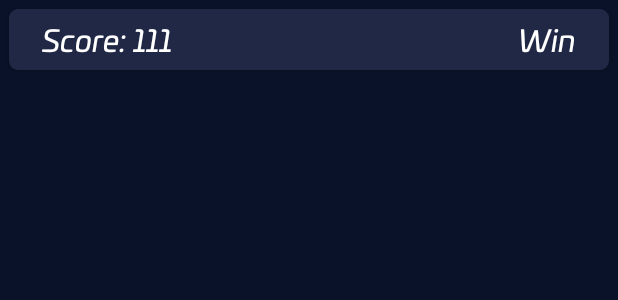
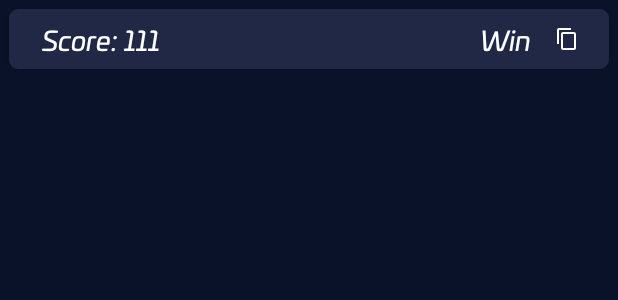
Before and after one commit to Napoleon-Hub/BaseProject-MVI, an Android app: the layout item_game_statistics.xml on its own in the app's theme, with its tools: preview values and no code run, on a phone screen of 412 x 824 dp. Shown: the top 300 px of the screen. Run offline under Robolectric (Android 15) with nearby library versions, the light colour scheme and no system bars.

Commit message:
Share functionality

```diff
--- a/app/src/main/java/com/baseproject/data/prefs/PrefsEntity.kt
+++ b/app/src/main/java/com/baseproject/data/prefs/PrefsEntity.kt
@@ -15,9 +15,12 @@ class PrefsEntity @Inject constructor(@ApplicationContext val ctx: Context) {
     var attempts by activeInt(0)
     var status by activeEnum(SocialStatus.ALCOHOLIC) { SocialStatus.valueOf(it) }
     var difficulty by activeEnum(Difficulty.WEAKLING) { Difficulty.valueOf(it) }
-    var achievementsCount by activeInt(9)
     var truth by activeBoolean(false)
+    val achievementsCount by activeInt(9)
+    var achievementsReceived by activeInt(0)
 
     var firstBeCoolDialog by activeBoolean(true)
+    var firstBogdanDialog by activeBoolean(true)
+    var firstTerminatorDialog by activeBoolean(true)
 
 }
--- a/app/src/main/java/com/baseproject/data/room/BaseRoomDatabase.kt
+++ b/app/src/main/java/com/baseproject/data/room/BaseRoomDatabase.kt
@@ -9,7 +9,7 @@ import com.baseproject.data.room.dao.BaseEntitiesDao
 import com.baseproject.data.room.entity.AchievementsEntity
 import com.baseproject.data.room.entity.BaseEntity
 
-@Database(entities = [BaseEntity::class, AchievementsEntity::class], exportSchema = true, version = 3)
+@Database(entities = [BaseEntity::class, AchievementsEntity::class], exportSchema = true, version = 4)
 abstract class BaseRoomDatabase : RoomDatabase() {
     abstract fun entitiesDao(): BaseEntitiesDao
     abstract fun achievementsDao(): AchievementsDao
--- a/app/src/main/java/com/baseproject/data/room/entity/BaseEntity.kt
+++ b/app/src/main/java/com/baseproject/data/room/entity/BaseEntity.kt
@@ -10,5 +10,6 @@ data class BaseEntity(
     val id: Int,
     val score: Int,
     val isWin: Boolean,
-    val difficulty: Int = 0
+    val difficulty: Int = 0,
+    val status: Int = 0
 )
--- a/app/src/main/java/com/baseproject/utils/Constants.kt
+++ b/app/src/main/java/com/baseproject/utils/Constants.kt
@@ -1,6 +1,6 @@
 package com.baseproject.utils
 
-const val WIN_SCORE = 120
+const val WIN_SCORE = 140
 const val TIME_OUT = 10L
 const val MAX_FIELD_LENGTH = 50
 
--- a/app/src/main/java/com/baseproject/view/ui/achievements/AchievementsFragment.kt
+++ b/app/src/main/java/com/baseproject/view/ui/achievements/AchievementsFragment.kt
@@ -67,6 +67,11 @@ class AchievementsFragment : BaseFragment(R.layout.fragment_achievements), Dialo
 
     override fun initUI() = binding.run {
         rvAchievements.adapter = adapter
+        tvAchievement.text = getString(
+            R.string.achievements,
+            viewModel.achievementsReceived,
+            viewModel.achievementsCount
+        )
     }
 
     override fun initSetOnClickListeners() = binding.run {
--- a/app/src/main/java/com/baseproject/view/ui/achievements/AchievementsViewModel.kt
+++ b/app/src/main/java/com/baseproject/view/ui/achievements/AchievementsViewModel.kt
@@ -34,6 +34,12 @@ class AchievementsViewModel @Inject constructor(
         }
     }
 
+    val achievementsCount: Int
+        get() = prefsEntity.achievementsCount
+
+    val achievementsReceived: Int
+        get() = prefsEntity.achievementsReceived
+
     private var firstBeCoolDialog: Boolean
         get() = prefsEntity.firstBeCoolDialog
         set(value) { prefsEntity.firstBeCoolDialog = value }
--- a/app/src/main/java/com/baseproject/view/ui/game/GameFragment.kt
+++ b/app/src/main/java/com/baseproject/view/ui/game/GameFragment.kt
@@ -193,6 +193,7 @@ class GameFragment : BaseFragment(R.layout.fragment_game), DialogInterface.OnDis
             }
 
             override fun onFinish() {
+                binding.rvGameItems.disable()
                 viewModel.setEvent(GameContract.Event.GameFinished(scoreCounter, resources))
             }
         }.start()
--- a/app/src/main/java/com/baseproject/view/ui/settings/SettingsContract.kt
+++ b/app/src/main/java/com/baseproject/view/ui/settings/SettingsContract.kt
@@ -24,7 +24,6 @@ class SettingsContract {
         object NavigateUser : Effect()
         object ImpostorDialog : Effect()
         object WarningDialog : Effect()
-        object ShowAchieveToast : Effect()
     }
 
 }
--- a/app/src/main/java/com/baseproject/view/ui/settings/SettingsFragment.kt
+++ b/app/src/main/java/com/baseproject/view/ui/settings/SettingsFragment.kt
@@ -13,7 +13,6 @@ import com.baseproject.domain.enums.Difficulty
 import com.baseproject.domain.enums.SocialStatus
 import com.baseproject.utils.extentions.launchedWhenStarted
 import com.baseproject.utils.extentions.setOnClickListener
-import com.baseproject.utils.extentions.toast
 import com.baseproject.view.base.BaseFragment
 import com.baseproject.view.ui.game.dialog.GameDialogFragment
 import dagger.hilt.android.AndroidEntryPoint
@@ -69,9 +68,6 @@ class SettingsFragment : BaseFragment(R.layout.fragment_settings),
                             buttonTextId = R.string.settings_warning_dialog_button,
                             descriptionId = R.string.settings_warning_dialog_description
                         )
-                    }
-                    SettingsContract.Effect.ShowAchieveToast -> {
-                        toast(R.string.achievements_toast_text)
                     }
                 }
             }
--- a/app/src/main/java/com/baseproject/view/ui/user/adapter/UserRecyclerViewAdapter.kt
+++ b/app/src/main/java/com/baseproject/view/ui/user/adapter/UserRecyclerViewAdapter.kt
@@ -12,6 +12,8 @@ import com.baseproject.databinding.ItemGameStatisticsBinding
 class UserRecyclerViewAdapter :
     ListAdapter<BaseEntity, UserRecyclerViewAdapter.ItemViewHolder>(DiffCallback()) {
 
+    var clickListener: ((BaseEntity) -> Unit)? = null
+
     override fun onCreateViewHolder(parent: ViewGroup, viewType: Int): ItemViewHolder {
         val layoutInflater = LayoutInflater.from(parent.context)
         val itemPersonBinding = ItemGameStatisticsBinding.inflate(layoutInflater, parent, false)
@@ -25,13 +27,13 @@ class UserRecyclerViewAdapter :
     inner class ItemViewHolder(private val binding: ItemGameStatisticsBinding) :
         RecyclerView.ViewHolder(binding.root) {
         fun bind(item: BaseEntity) = with(itemView) {
+            binding.ivShare.setOnClickListener { clickListener?.invoke(item) }
             binding.tvScore.text = context.getString(
                 R.string.user_score,
                 resources.getStringArray(R.array.settings_difficulty_array)[item.difficulty],
                 item.score
             )
-            binding.tvResult.text = if (item.isWin) context.getString(R.string.user_win)
-            else context.getString(R.string.user_lose)
+            binding.tvResult.text = if (item.isWin) context.getString(R.string.user_win) else context.getString(R.string.user_lose)
         }
     }
 
--- /dev/null
+++ b/app/src/main/res/drawable/ic_share.xml
@@ -0,0 +1,10 @@
+<vector xmlns:android="http://schemas.android.com/apk/res/android"
+    android:width="16dp"
+    android:height="16dp"
+    android:viewportWidth="24"
+    android:viewportHeight="24"
+    android:tint="@color/white">
+    <path
+        android:fillColor="@android:color/white"
+        android:pathData="M16,1L4,1c-1.1,0 -2,0.9 -2,2v14h2L4,3h12L16,1zM19,5L8,5c-1.1,0 -2,0.9 -2,2v14c0,1.1 0.9,2 2,2h11c1.1,0 2,-0.9 2,-2L21,7c0,-1.1 -0.9,-2 -2,-2zM19,21L8,21L8,7h11v14z" />
+</vector>
--- a/app/src/main/res/layout/item_game_statistics.xml
+++ b/app/src/main/res/layout/item_game_statistics.xml
@@ -2,6 +2,7 @@
 <androidx.constraintlayout.widget.ConstraintLayout xmlns:android="http://schemas.android.com/apk/res/android"
     xmlns:app="http://schemas.android.com/apk/res-auto"
     xmlns:tools="http://schemas.android.com/tools"
+    android:id="@+id/clStatistics"
     android:layout_width="match_parent"
     android:layout_height="wrap_content"
     android:layout_margin="@dimen/margin_padding_size_6"
@@ -12,6 +13,7 @@
     <TextView
         android:id="@+id/tvScore"
         style="@style/TvGameStats"
+        android:textSize="18sp"
         android:layout_width="0dp"
         android:layout_height="wrap_content"
         android:layout_marginStart="@dimen/margin_padding_size_16"
@@ -23,12 +25,24 @@
     <TextView
         android:id="@+id/tvResult"
         style="@style/TvGameStats"
+        android:textSize="18sp"
         android:layout_width="0dp"
         android:layout_height="wrap_content"
-        android:layout_marginEnd="@dimen/margin_padding_size_16"
+        android:layout_marginEnd="@dimen/margin_padding_size_10"
+        app:layout_constraintBottom_toBottomOf="parent"
+        app:layout_constraintEnd_toStartOf="@id/ivShare"
+        app:layout_constraintTop_toTopOf="parent"
+        tools:text="Win" />
+
+    <androidx.appcompat.widget.AppCompatImageView
+        android:id="@+id/ivShare"
+        android:layout_width="wrap_content"
+        android:layout_height="wrap_content"
+        android:layout_marginEnd="@dimen/margin_padding_size_8"
+        android:padding="@dimen/margin_padding_size_6"
         app:layout_constraintBottom_toBottomOf="parent"
         app:layout_constraintEnd_toEndOf="parent"
         app:layout_constraintTop_toTopOf="parent"
-        tools:text="Win" />
+        app:srcCompat="@drawable/ic_share" />
 
 </androidx.constraintlayout.widget.ConstraintLayout>
```
Also changed, not shown: app/src/main/java/com/baseproject/view/ui/game/GameViewModel.kt (+9 -5 lines), app/src/main/java/com/baseproject/view/ui/settings/SettingsViewModel.kt (+17 -6 lines), app/src/main/java/com/baseproject/view/ui/user/UserFragment.kt (+24 -4 lines), app/src/main/java/com/baseproject/view/ui/user/UserViewModel.kt (+10 -7 lines), app/src/main/java/com/baseproject/view/ui/user/helpers/PhraseGenerator.kt (added, +25 -0 lines), app/src/main/res/layout/fragment_achievements.xml (+7 -7 lines), app/src/main/res/values/strings.xml (+13 -3 lines), 2 other files.
